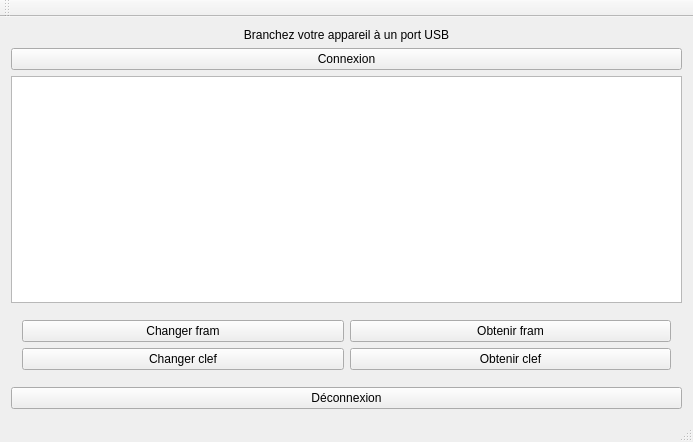
The window that Utility/editor/pwd_wallet_editor/MainWindow.ui (ThomasChevalier/passwordWallet) describes before a commit, drawn with Qt 5.
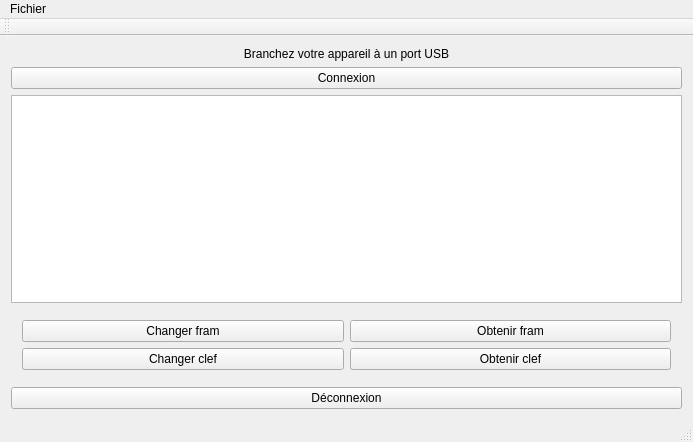
The same window after the commit.

The edit to the form file:
```diff
--- a/Utility/editor/pwd_wallet_editor/MainWindow.ui
+++ b/Utility/editor/pwd_wallet_editor/MainWindow.ui
@@ -91,6 +91,14 @@
      <height>26</height>
     </rect>
    </property>
+   <widget class="QMenu" name="menuFichier">
+    <property name="title">
+     <string>Fichier</string>
+    </property>
+    <addaction name="actionOpenBackup"/>
+    <addaction name="actionQuit"/>
+   </widget>
+   <addaction name="menuFichier"/>
   </widget>
   <widget class="QToolBar" name="mainToolBar">
    <attribute name="toolBarArea">
```
Left out of the diff: 18 changed lines with no effect on the pictures.
